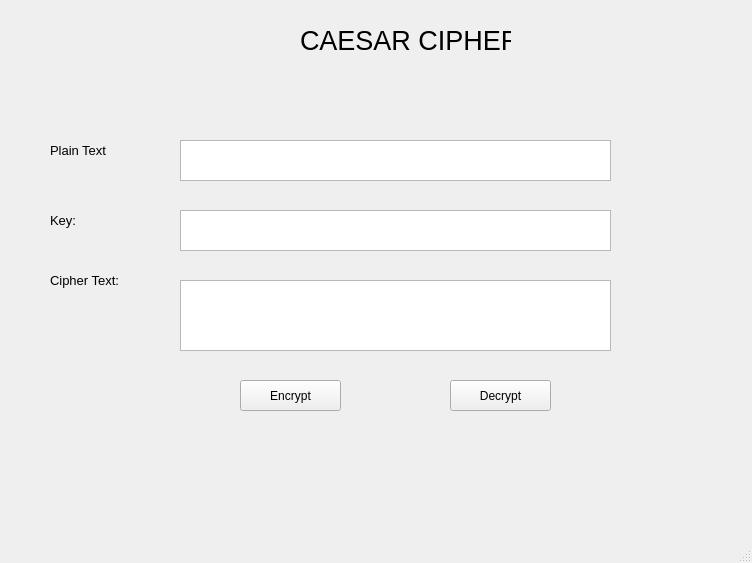
Theanh-512/bmttnc-hutech-2380614489, file lab03/ui/caesar.ui: the form before one commit.
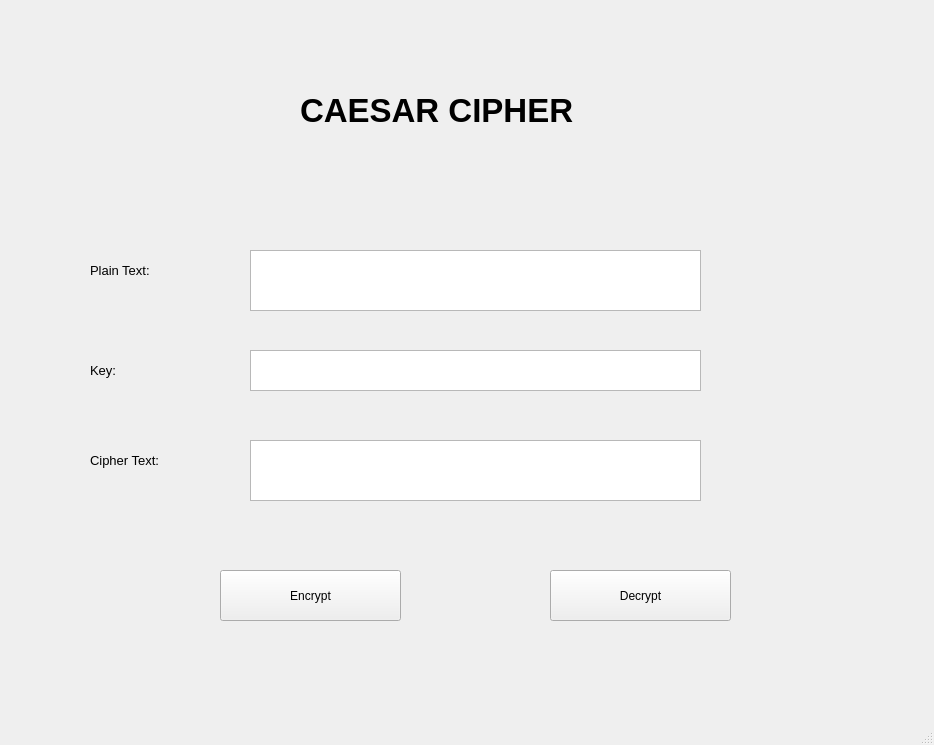
The form after the commit.

Commit message: [add] lab03 ui caesar

```diff
--- a/lab03/ui/caesar.ui
+++ b/lab03/ui/caesar.ui
@@ -6,58 +6,84 @@
    <rect>
     <x>0</x>
     <y>0</y>
-    <width>752</width>
-    <height>563</height>
+    <width>934</width>
+    <height>745</height>
    </rect>
   </property>
   <property name="windowTitle">
    <string>MainWindow</string>
   </property>
   <widget class="QWidget" name="centralwidget">
+   <widget class="QPushButton" name="btn_encrypt">
+    <property name="geometry">
+     <rect>
+      <x>220</x>
+      <y>570</y>
+      <width>181</width>
+      <height>51</height>
+     </rect>
+    </property>
+    <property name="font">
+     <font>
+      <pointsize>9</pointsize>
+     </font>
+    </property>
+    <property name="text">
+     <string>Encrypt</string>
+    </property>
+   </widget>
+   <widget class="QPushButton" name="btn_decrypt">
+    <property name="geometry">
+     <rect>
+      <x>550</x>
+      <y>570</y>
+      <width>181</width>
+      <height>51</height>
+     </rect>
+    </property>
+    <property name="font">
+     <font>
+      <pointsize>9</pointsize>
+     </font>
+    </property>
+    <property name="text">
+     <string>Decrypt</string>
+    </property>
+   </widget>
    <widget class="QLabel" name="label">
     <property name="geometry">
      <rect>
       <x>300</x>
-      <y>10</y>
-      <width>211</width>
-      <height>61</height>
+      <y>70</y>
+      <width>351</width>
+      <height>81</height>
      </rect>
     </property>
-    <property name="minimumSize">
+    <property name="sizeIncrement">
      <size>
       <width>0</width>
-      <height>41</height>
+      <height>0</height>
      </size>
     </property>
     <property name="font">
      <font>
-      <pointsize>20</pointsize>
+      <pointsize>25</pointsize>
+      <weight>75</weight>
+      <italic>false</italic>
+      <bold>true</bold>
      </font>
     </property>
     <property name="text">
      <string>CAESAR CIPHER</string>
     </property>
    </widget>
-   <widget class="QPushButton" name="btn_decrypt">
-    <property name="geometry">
-     <rect>
-      <x>450</x>
-      <y>380</y>
-      <width>101</width>
-      <height>31</height>
-     </rect>
-    </property>
-    <property name="text">
-     <string>Decrypt</string>
-    </property>
-   </widget>
    <widget class="QLabel" name="label_2">
     <property name="geometry">
      <rect>
-      <x>50</x>
-      <y>140</y>
-      <width>71</width>
-      <height>21</height>
+      <x>90</x>
+      <y>250</y>
+      <width>101</width>
+      <height>41</height>
      </rect>
     </property>
     <property name="font">
@@ -66,29 +92,16 @@
      </font>
     </property>
     <property name="text">
-     <string>Plain Text</string>
-    </property>
-   </widget>
-   <widget class="QPushButton" name="btn_encrypt">
-    <property name="geometry">
-     <rect>
-      <x>240</x>
-      <y>380</y>
-      <width>101</width>
-      <height>31</height>
-     </rect>
-    </property>
-    <property name="text">
-     <string>Encrypt</string>
+     <string>Plain Text:</string>
     </property>
    </widget>
    <widget class="QLabel" name="label_3">
     <property name="geometry">
      <rect>
-      <x>50</x>
-      <y>210</y>
-      <width>71</width>
-      <height>21</height>
+      <x>90</x>
+      <y>350</y>
+      <width>101</width>
+      <height>41</height>
      </rect>
     </property>
     <property name="font">
@@ -103,10 +116,10 @@
    <widget class="QLabel" name="label_4">
     <property name="geometry">
      <rect>
-      <x>50</x>
-      <y>270</y>
-      <width>71</width>
-      <height>21</height>
+      <x>90</x>
+      <y>440</y>
+      <width>101</width>
+      <height>41</height>
      </rect>
     </property>
     <property name="font">
@@ -118,33 +131,33 @@
      <string>Cipher Text:</string>
     </property>
    </widget>
-   <widget class="QPlainTextEdit" name="plainTextEdit">
+   <widget class="QTextEdit" name="textEdit_1">
     <property name="geometry">
      <rect>
-      <x>180</x>
-      <y>140</y>
-      <width>431</width>
-      <height>41</height>
+      <x>250</x>
+      <y>250</y>
+      <width>451</width>
+      <height>61</height>
      </rect>
     </property>
    </widget>
-   <widget class="QPlainTextEdit" name="plainTextEdit_2">
+   <widget class="QTextEdit" name="textEdit_3">
     <property name="geometry">
      <rect>
-      <x>180</x>
-      <y>210</y>
-      <width>431</width>
-      <height>41</height>
+      <x>250</x>
+      <y>440</y>
+      <width>451</width>
+      <height>61</height>
      </rect>
     </property>
    </widget>
-   <widget class="QPlainTextEdit" name="plainTextEdit_3">
+   <widget class="QTextEdit" name="textEdit_2">
     <property name="geometry">
      <rect>
-      <x>180</x>
-      <y>280</y>
-      <width>431</width>
-      <height>71</height>
+      <x>250</x>
+      <y>350</y>
+      <width>451</width>
+      <height>41</height>
      </rect>
     </property>
    </widget>
```
Left out of the diff: 4 changed lines with no effect on the pictures. The commit also changes 4 other files.
